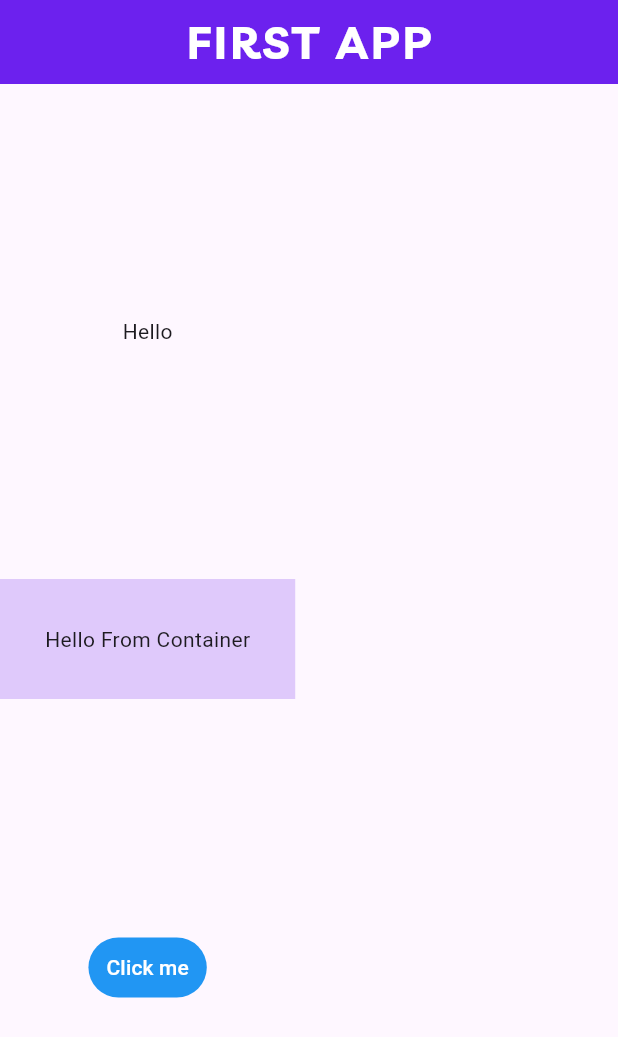
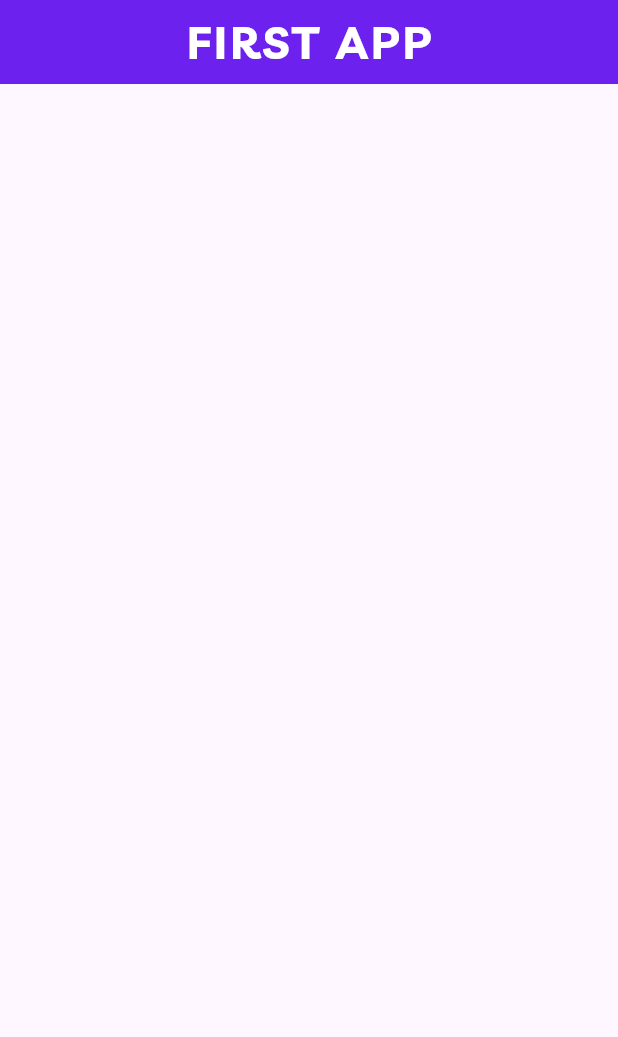
Before and after one commit to faizan-az02/first_app, a Flutter app: the screen it shows after launch, on a phone screen of 412 x 824 dp. Shown: the top 1037 px of the screen. Run offline on Flutter 3.47's test engine with Material 3 defaults, Android fonts, the phone set to English and light mode, and no system bars; project files that could hold a hidden picture were left out.

Commit message:
Starting the own app

```diff
--- a/lib/main.dart
+++ b/lib/main.dart
@@ -27,33 +27,6 @@ class Home extends StatelessWidget {
           ),
         centerTitle: true,
       ),
-
-      body: Column(
-
-        mainAxisAlignment: MainAxisAlignment.spaceEvenly,
-
-        children: [
-
-          Text(
-            "Hello",
-          ),
-
-          Container(
-            color: Color.fromARGB(55, 108, 33, 238),
-            padding: EdgeInsets.all(30),
-            child: Text("Hello From Container"),
-          ),
-
-          TextButton(
-            onPressed: () {},
-            style: TextButton.styleFrom(
-              backgroundColor: Colors.blue,
-              foregroundColor: Colors.white,
-            ),
-            child: Text("Click me")
-          )
-        ]
-      )
     );
   }
 }
```
